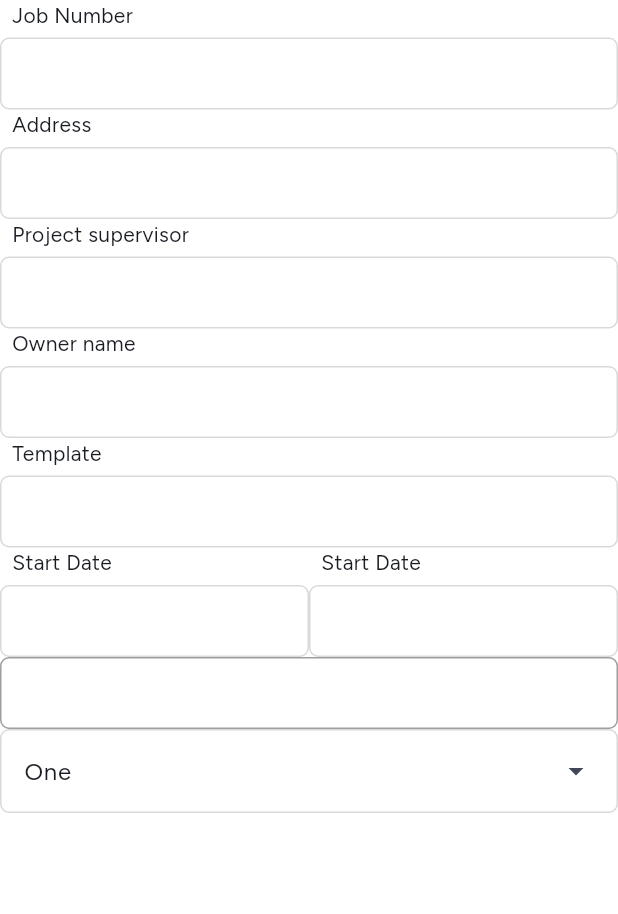
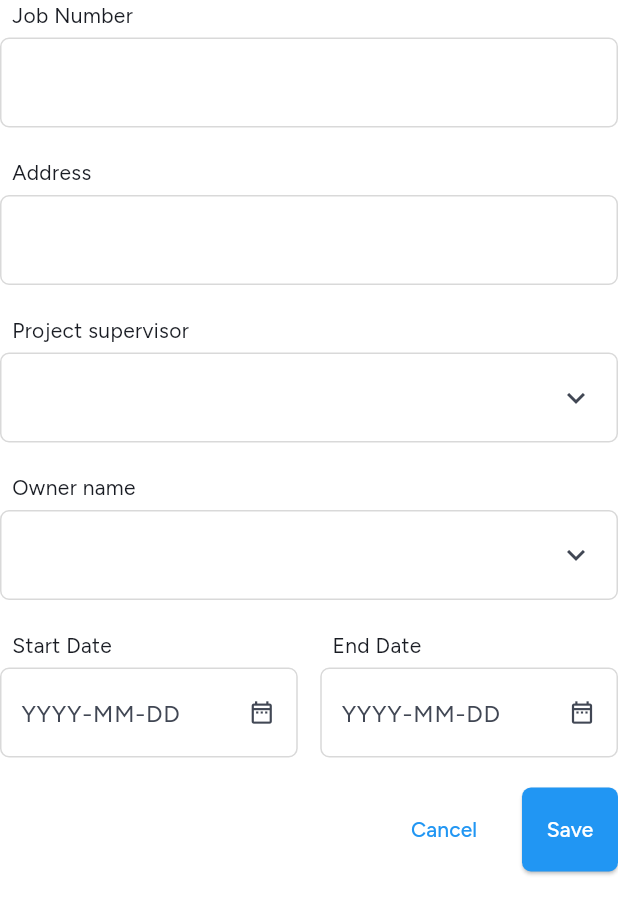
Before and after one commit to innovaciones-co/bflow-client, a Flutter app: the CreateJobWidget widget shown alone on an empty page, opened directly, on a phone screen of 412 x 824 dp. Shown: the top 914 px of the screen. Run offline on Flutter 3.47's test engine with Material 3 defaults, Android fonts, the phone set to English and light mode, and no system bars; our stand-ins replace dartz, dio, equatable, flutter_bloc, get_it, go_router and 1 more; network calls fail.

Commit message:
datePickerWidget and dropdownWidget on createJob

```diff
--- a/lib/src/core/theme/theme.dart
+++ b/lib/src/core/theme/theme.dart
@@ -531,6 +531,7 @@ class MaterialTheme {
 
   _inputDecorationTheme(ColorScheme colorScheme) {
     return InputDecorationTheme(
+      contentPadding: const EdgeInsets.symmetric(vertical: 18, horizontal: 10),
       enabledBorder: OutlineInputBorder(
         borderRadius: BorderRadius.circular(6),
         borderSide: BorderSide(color: AppColor.grey, width: 1),
--- /dev/null
+++ b/lib/src/core/widgets/date_picker_widget.dart
@@ -0,0 +1,49 @@
+import 'package:flutter/material.dart';
+
+class DatePickerWidget extends StatelessWidget {
+  final TextEditingController dateController;
+  final String label;
+
+  const DatePickerWidget({
+    super.key,
+    required this.dateController,
+    required this.label,
+  });
+
+  @override
+  Widget build(BuildContext context) {
+    return Column(
+      crossAxisAlignment: CrossAxisAlignment.start,
+      children: [
+        Padding(
+          padding: const EdgeInsets.symmetric(horizontal: 8),
+          child: Text(label),
+        ),
+        const SizedBox(height: 5),
+        TextField(
+          controller: dateController,
+          decoration: const InputDecoration(
+            suffixIcon: Icon(Icons.date_range_outlined),
+            hintText: "YYYY-MM-DD",
+          ),
+          readOnly: true,
+          onTap: () {
+            _selectDate(context);
+          },
+        ),
+      ],
+    );
+  }
+
+  Future<void> _selectDate(BuildContext context) async {
+    DateTime? datePicked = await showDatePicker(
+      context: context,
+      initialDate: DateTime.now(),
+      firstDate: DateTime(2020),
+      lastDate: DateTime(2100),
+    );
+    if (datePicked != null) {
+      dateController.text = datePicked.toString().split(" ")[0];
+    }
+  }
+}
--- /dev/null
+++ b/lib/src/core/widgets/dropdown_widget.dart
@@ -0,0 +1,44 @@
+import 'package:bflow_client/src/features/jobs/presentation/widgets/create_job_widget.dart';
+import 'package:flutter/material.dart';
+
+class DropdownWidget extends StatefulWidget {
+  final String? lable; // TODO: implement optional label
+
+  const DropdownWidget({super.key, this.lable});
+
+  @override
+  State<DropdownWidget> createState() => _DropdownWidgetState();
+}
+
+class _DropdownWidgetState extends State<DropdownWidget> {
+  String dropdownValue = list.first;
+
+  @override
+  Widget build(BuildContext context) {
+    return Column(
+      crossAxisAlignment: CrossAxisAlignment.start,
+      children: [
+        //label != null ? Padding(padding: const EdgeInsets.symmetric(horizontal: 8), child: Text(label),) : SizedBox.shrink();
+        //label != null ? SizedBox(height: 5) : SizedBox.shrink();
+        DropdownMenu(
+          menuStyle: MenuStyle(
+            backgroundColor: MaterialStateProperty.all(Colors.white),
+            surfaceTintColor: MaterialStateProperty.all(Colors.grey),
+          ),
+          expandedInsets: EdgeInsets.zero,
+          trailingIcon: const Icon(Icons.keyboard_arrow_down_outlined),
+          selectedTrailingIcon: const Icon(Icons.keyboard_arrow_up_outlined),
+          initialSelection: "",
+          onSelected: (String? value) {
+            setState(() {
+              dropdownValue = value!;
+            });
+          },
+          dropdownMenuEntries: list.map((String value) {
+            return DropdownMenuEntry(value: value, label: value);
+          }).toList(),
+        ),
+      ],
+    );
+  }
+}
--- a/lib/src/core/widgets/input_widget.dart
+++ b/lib/src/core/widgets/input_widget.dart
@@ -1,13 +1,13 @@
 import 'package:flutter/material.dart';
 
 class InputWidget extends StatelessWidget {
-  final String title;
+  final String label;
   final bool obscureText;
   final String hintText;
 
   const InputWidget({
     super.key,
-    required this.title,
+    required this.label,
     this.obscureText = false,
     this.hintText = "",
   });
@@ -19,7 +19,7 @@ class InputWidget extends StatelessWidget {
       children: [
         Padding(
           padding: const EdgeInsets.symmetric(horizontal: 8),
-          child: Text(title),
+          child: Text(label),
         ),
         const SizedBox(height: 5),
         TextField(
--- a/lib/src/features/jobs/presentation/pages/jobs_page.dart
+++ b/lib/src/features/jobs/presentation/pages/jobs_page.dart
@@ -181,7 +181,7 @@ class JobsPage extends StatelessWidget {
     return showDialog<void>(
       context: context,
       builder: (BuildContext context) {
-        return const LeftDialogWidget(
+        return LeftDialogWidget(
           title: "New Job",
           child: CreateJobWidget(),
         );
--- a/lib/src/features/jobs/presentation/widgets/create_job_widget.dart
+++ b/lib/src/features/jobs/presentation/widgets/create_job_widget.dart
@@ -1,10 +1,16 @@
+import 'package:bflow_client/src/core/widgets/action_button_widget.dart';
+import 'package:bflow_client/src/core/widgets/date_picker_widget.dart';
+import 'package:bflow_client/src/core/widgets/dropdown_widget.dart';
 import 'package:bflow_client/src/core/widgets/input_widget.dart';
 import 'package:flutter/material.dart';
 
-const List<String> list = <String>['One', 'Two', 'Three', 'Four'];
+const List<String> list = ['One', 'Two', 'Three', 'Four']; // Dropdown list
 
 class CreateJobWidget extends StatelessWidget {
-  const CreateJobWidget({super.key});
+  CreateJobWidget({super.key});
+
+  final TextEditingController starDateController = TextEditingController();
+  final TextEditingController endDateController = TextEditingController();
 
   @override
   Widget build(BuildContext context) {
@@ -12,62 +18,61 @@ class CreateJobWidget extends StatelessWidget {
       mainAxisAlignment: MainAxisAlignment.start,
       crossAxisAlignment: CrossAxisAlignment.start,
       children: [
-        const InputWidget(title: "Job Number"),
-        const InputWidget(title: "Address"),
-        const InputWidget(title: "Project supervisor"),
-        const InputWidget(title: "Owner name"),
-        const InputWidget(title: "Template"),
-        const Row(
+        const InputWidget(label: "Job Number"),
+        const SizedBox(height: 20),
+        const InputWidget(label: "Address"),
+        const SizedBox(height: 20),
+        const Padding(
+          padding: EdgeInsets.symmetric(horizontal: 8),
+          child: Text("Project supervisor"),
+        ),
+        const SizedBox(height: 5),
+        const DropdownWidget(),
+        const SizedBox(height: 20),
+        const Padding(
+          padding: EdgeInsets.symmetric(horizontal: 8),
+          child: Text("Owner name"),
+        ),
+        const SizedBox(height: 5),
+        const DropdownWidget(),
+        const SizedBox(height: 20),
+        Row(
           children: [
-            Expanded(child: InputWidget(title: "Start Date")),
-            Expanded(child: InputWidget(title: "Start Date")),
+            Expanded(
+              child: DatePickerWidget(
+                dateController: starDateController,
+                label: "Start Date",
+              ),
+            ),
+            const SizedBox(width: 15),
+            Expanded(
+              child: DatePickerWidget(
+                dateController: endDateController,
+                label: "End Date",
+              ),
+            ),
           ],
         ),
-        TextField(
-          decoration: InputDecoration(
-            enabledBorder: OutlineInputBorder(
-              borderRadius: BorderRadius.circular(6),
-              borderSide: const BorderSide(color: Colors.grey, width: 1),
+        const SizedBox(height: 20),
+        Row(
+          mainAxisAlignment: MainAxisAlignment.end,
+          children: [
+            ActionButtonWidget(
+              onPressed: () {},
+              type: ButtonType.textButton,
+              title: "Cancel",
             ),
-            focusedBorder: OutlineInputBorder(
-              borderRadius: BorderRadius.circular(6),
-              borderSide: const BorderSide(color: Colors.grey, width: 1.5),
+            const SizedBox(width: 20),
+            ActionButtonWidget(
+              onPressed: () {},
+              type: ButtonType.elevatedButton,
+              title: "Save",
+              backgroundColor: Colors.blue,
+              foregroundColor: Colors.white,
             ),
-            isDense: true,
-            filled: true,
-            fillColor: Colors.white,
-            hintText: "",
-          ),
-        ),
-        const DropdownMenuExample(), // TODO: Customize
+          ],
+        )
       ],
     );
   }
 }
-
-class DropdownMenuExample extends StatefulWidget {
-  const DropdownMenuExample({super.key});
-
-  @override
-  State<DropdownMenuExample> createState() => _DropdownMenuExampleState();
-}
-
-class _DropdownMenuExampleState extends State<DropdownMenuExample> {
-  String dropdownValue = list.first;
-
-  @override
-  Widget build(BuildContext context) {
-    return DropdownMenu<String>(
-      expandedInsets: EdgeInsets.zero,
-      initialSelection: list.first,
-      onSelected: (String? value) {
-        setState(() {
-          dropdownValue = value!;
-        });
-      },
-      dropdownMenuEntries: list.map<DropdownMenuEntry<String>>((String value) {
-        return DropdownMenuEntry<String>(value: value, label: value);
-      }).toList(),
-    );
-  }
-}
--- a/lib/src/features/login/presentation/pages/login_page.dart
+++ b/lib/src/features/login/presentation/pages/login_page.dart
@@ -66,10 +66,10 @@ class LoginPage extends StatelessWidget {
                     ),
                     const SizedBox(height: 25),
                     const InputWidget(
-                      title: "User",
+                      label: "User",
                     ),
                     const SizedBox(height: 20),
-                    const InputWidget(title: "Password", obscureText: true),
+                    const InputWidget(label: "Password", obscureText: true),
                     const SizedBox(height: 20),
                     Padding(
                       padding:
```
